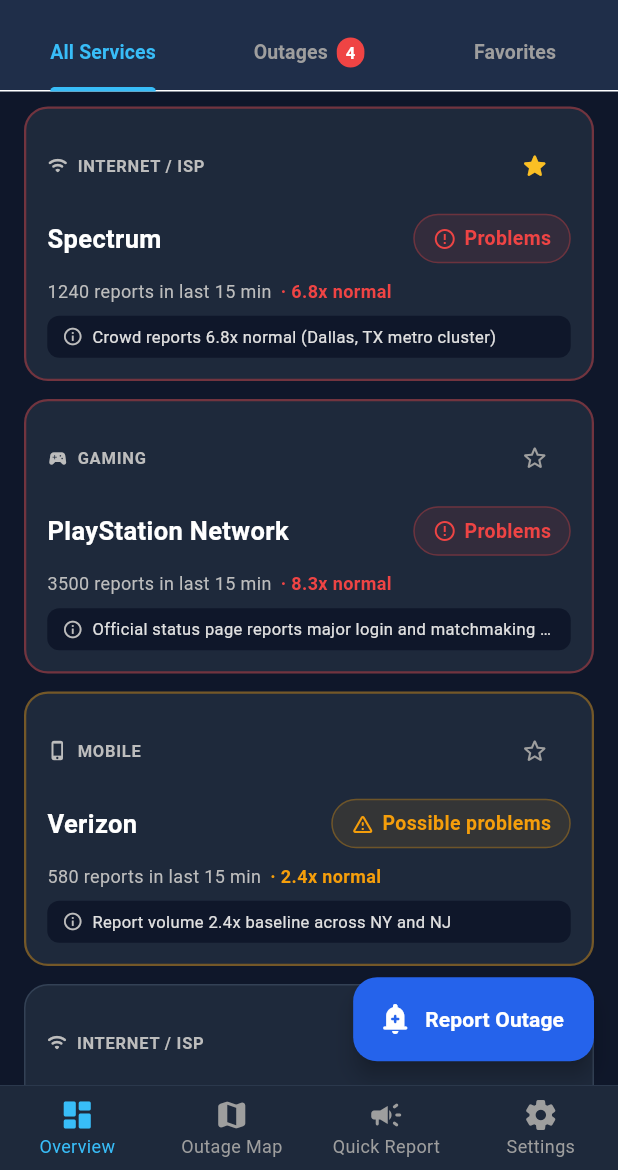
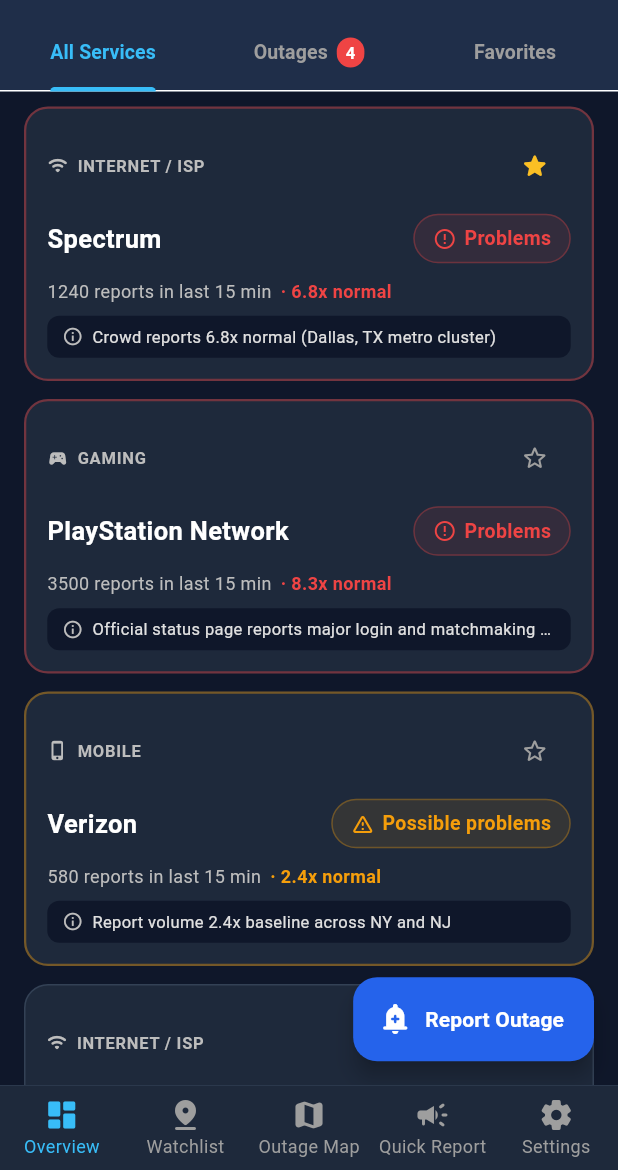
Before and after one commit to ASeanChronous/rollercoaster, a Flutter app: the screen it shows after launch, scrolled down 180 dp, after a tap on the "star border" icon, on a phone screen of 412 x 824 dp, the part 66-1236 px from its top. Run offline on Flutter 3.47's test engine with Material 3 defaults, Android fonts, the phone set to English and light mode, and no system bars; our stand-ins replace fl_chart, flutter_map, latlong2, shared_preferences; network calls fail; Roboto replaces fonts that are missing (Segoe UI).

Commit message:
Add Multi-Location Watchlist with 1-tap property switching and 5-tab iOS navigation

```diff
--- a/mobile/lib/main.dart
+++ b/mobile/lib/main.dart
@@ -4,6 +4,7 @@ import 'package:provider/provider.dart';
 import 'providers/app_state.dart';
 import 'services/storage_service.dart';
 import 'screens/home_screen.dart';
+import 'screens/watchlist_screen.dart';
 import 'screens/map_screen.dart';
 import 'screens/report_screen.dart';
 import 'screens/settings_screen.dart';
@@ -72,6 +73,7 @@ class _MainNavigationShellState extends State<MainNavigationShell> {
 
   final List<Widget> _screens = const [
     HomeScreen(),
+    WatchlistScreen(),
     MapScreen(),
     ReportScreen(),
     SettingsScreen(),
@@ -107,6 +109,10 @@ class _MainNavigationShellState extends State<MainNavigationShell> {
               label: 'Overview',
             ),
             BottomNavigationBarItem(
+              icon: Icon(Icons.pin_drop_rounded),
+              label: 'Watchlist',
+            ),
+            BottomNavigationBarItem(
               icon: Icon(Icons.map_rounded),
               label: 'Outage Map',
             ),
--- /dev/null
+++ b/mobile/lib/models/watchlist_model.dart
@@ -0,0 +1,55 @@
+import 'package:flutter/material.dart';
+
+class WatchlistLocation {
+  final String id;
+  final String label;
+  final String zip;
+  final String cityState;
+  final String iconName;
+  final String? primaryIspSlug;
+
+  WatchlistLocation({
+    required this.id,
+    required this.label,
+    required this.zip,
+    required this.cityState,
+    required this.iconName,
+    this.primaryIspSlug,
+  });
+
+  IconData get icon {
+    switch (iconName) {
+      case 'work':
+        return Icons.business_rounded;
+      case 'parents':
+        return Icons.family_restroom_rounded;
+      case 'store':
+        return Icons.storefront_rounded;
+      case 'home':
+      default:
+        return Icons.home_rounded;
+    }
+  }
+
+  factory WatchlistLocation.fromJson(Map<String, dynamic> json) {
+    return WatchlistLocation(
+      id: json['id'] as String? ?? '',
+      label: json['label'] as String? ?? 'Saved Location',
+      zip: json['zip'] as String? ?? '75001',
+      cityState: json['cityState'] as String? ?? '',
+      iconName: json['iconName'] as String? ?? 'home',
+      primaryIspSlug: json['primaryIspSlug'] as String?,
+    );
+  }
+
+  Map<String, dynamic> toJson() {
+    return {
+      'id': id,
+      'label': label,
+      'zip': zip,
+      'cityState': cityState,
+      'iconName': iconName,
+      'primaryIspSlug': primaryIspSlug,
+    };
+  }
+}
--- /dev/null
+++ b/mobile/lib/screens/watchlist_screen.dart
@@ -0,0 +1,430 @@
+import 'package:flutter/material.dart';
+import 'package:provider/provider.dart';
+import 'package:uuid/uuid.dart';
+import '../models/watchlist_model.dart';
+import '../providers/app_state.dart';
+
+class WatchlistScreen extends StatefulWidget {
+  const WatchlistScreen({super.key});
+
+  @override
+  State<WatchlistScreen> createState() => _WatchlistScreenState();
+}
+
+class _WatchlistScreenState extends State<WatchlistScreen> {
+  void _openAddLocationSheet([WatchlistLocation? existing]) {
+    final labelCtrl = TextEditingController(text: existing?.label ?? '');
+    final zipCtrl = TextEditingController(text: existing?.zip ?? '');
+    String selectedIcon = existing?.iconName ?? 'home';
+    String? selectedIsp = existing?.primaryIspSlug ?? 'spectrum';
+
+    showModalBottomSheet(
+      context: context,
+      isScrollControlled: true,
+      backgroundColor: const Color(0xFF1E293B),
+      shape: const RoundedRectangleBorder(
+        borderRadius: BorderRadius.vertical(top: Radius.circular(20)),
+      ),
+      builder: (ctx) {
+        return StatefulBuilder(
+          builder: (context, setModalState) {
+            return Padding(
+              padding: EdgeInsets.only(
+                left: 20,
+                right: 20,
+                top: 20,
+                bottom: MediaQuery.of(ctx).viewInsets.bottom + 24,
+              ),
+              child: Column(
+                mainAxisSize: MainAxisSize.min,
+                crossAxisAlignment: CrossAxisAlignment.start,
+                children: [
+                  Row(
+                    mainAxisAlignment: MainAxisAlignment.spaceBetween,
+                    children: [
+                      Text(
+                        existing != null ? 'Edit Location' : 'Add Property to Watchlist',
+                        style: const TextStyle(fontSize: 18, fontWeight: FontWeight.bold, color: Colors.white),
+                      ),
+                      IconButton(
+                        icon: const Icon(Icons.close, color: Colors.grey),
+                        onPressed: () => Navigator.pop(ctx),
+                      ),
+                    ],
+                  ),
+                  const SizedBox(height: 12),
+                  TextField(
+                    controller: labelCtrl,
+                    style: const TextStyle(color: Colors.white),
+                    decoration: InputDecoration(
+                      labelText: 'Property Label',
+                      hintText: 'e.g. Home, Downtown Office, Parents',
+                      filled: true,
+                      fillColor: const Color(0xFF0F172A),
+                      border: OutlineInputBorder(borderRadius: BorderRadius.circular(10)),
+                    ),
+                  ),
+                  const SizedBox(height: 12),
+                  TextField(
+                    controller: zipCtrl,
+                    keyboardType: TextInputType.number,
+                    maxLength: 5,
+                    style: const TextStyle(color: Colors.white),
+                    decoration: InputDecoration(
+                      labelText: '5-Digit US ZIP Code',
+                      hintText: 'e.g. 75001',
+                      filled: true,
+                      fillColor: const Color(0xFF0F172A),
+                      border: OutlineInputBorder(borderRadius: BorderRadius.circular(10)),
+                    ),
+                  ),
+                  const SizedBox(height: 8),
+                  const Text('Select Icon:', style: TextStyle(fontSize: 13, color: Colors.grey)),
+                  const SizedBox(height: 8),
+                  Row(
+                    children: [
+                      _buildIconOption('home', Icons.home_rounded, selectedIcon, (v) => setModalState(() => selectedIcon = v)),
+                      const SizedBox(width: 10),
+                      _buildIconOption('work', Icons.business_rounded, selectedIcon, (v) => setModalState(() => selectedIcon = v)),
+                      const SizedBox(width: 10),
+                      _buildIconOption('parents', Icons.family_restroom_rounded, selectedIcon, (v) => setModalState(() => selectedIcon = v)),
+                      const SizedBox(width: 10),
+                      _buildIconOption('store', Icons.storefront_rounded, selectedIcon, (v) => setModalState(() => selectedIcon = v)),
+                    ],
+                  ),
+                  const SizedBox(height: 16),
+                  const Text('Primary ISP at Location:', style: TextStyle(fontSize: 13, color: Colors.grey)),
+                  const SizedBox(height: 8),
+                  Container(
+                    padding: const EdgeInsets.symmetric(horizontal: 12),
+                    decoration: BoxDecoration(
+                      color: const Color(0xFF0F172A),
+                      borderRadius: BorderRadius.circular(10),
+                      border: Border.all(color: const Color(0xFF334155)),
+                    ),
+                    child: DropdownButtonHideUnderline(
+                      child: DropdownButton<String>(
+                        value: selectedIsp,
+                        isExpanded: true,
+                        dropdownColor: const Color(0xFF1E293B),
+                        style: const TextStyle(color: Colors.white, fontSize: 14),
+                        items: const [
+                          DropdownMenuItem(value: 'spectrum', child: Text('Spectrum')),
+                          DropdownMenuItem(value: 'xfinity', child: Text('Xfinity (Comcast)')),
+                          DropdownMenuItem(value: 'att-internet', child: Text('AT&T Internet')),
+                          DropdownMenuItem(value: 'verizon', child: Text('Verizon Fios / 5G')),
+                          DropdownMenuItem(value: 't-mobile', child: Text('T-Mobile 5G Home')),
+                        ],
+                        onChanged: (v) => setModalState(() => selectedIsp = v),
+                      ),
+                    ),
+                  ),
+                  const SizedBox(height: 20),
+                  SizedBox(
+                    width: double.infinity,
+                    height: 48,
+                    child: ElevatedButton(
+                      style: ElevatedButton.styleFrom(
+                        backgroundColor: const Color(0xFF2563EB),
+                        shape: RoundedRectangleBorder(borderRadius: BorderRadius.circular(10)),
+                      ),
+                      onPressed: () {
+                        final label = labelCtrl.text.trim();
+                        final zip = zipCtrl.text.trim();
+                        if (zip.length == 5 && label.isNotEmpty) {
+                          final loc = WatchlistLocation(
+                            id: existing?.id ?? const Uuid().v4(),
+                            label: label,
+                            zip: zip,
+                            cityState: 'ZIP $zip',
+                            iconName: selectedIcon,
+                            primaryIspSlug: selectedIsp,
+                          );
+                          final state = context.read<AppState>();
+                          state.saveWatchlistLocation(loc);
+                          Navigator.pop(ctx);
+                        }
+                      },
+                      child: const Text('Save Location', style: TextStyle(color: Colors.white, fontWeight: FontWeight.bold)),
+                    ),
+                  ),
+                ],
+              ),
+            );
+          },
+        );
+      },
+    );
+  }
+
+  Widget _buildIconOption(String id, IconData icon, String selected, ValueChanged<String> onSelect) {
+    final isSel = id == selected;
+    return InkWell(
+      onTap: () => onSelect(id),
+      child: Container(
+        padding: const EdgeInsets.all(10),
+        decoration: BoxDecoration(
+          color: isSel ? const Color(0xFF2563EB) : const Color(0xFF0F172A),
+          borderRadius: BorderRadius.circular(10),
+          border: Border.all(color: isSel ? const Color(0xFF38BDF8) : const Color(0xFF334155)),
+        ),
+        child: Icon(icon, color: isSel ? Colors.white : Colors.grey, size: 22),
+      ),
+    );
+  }
+
+  @override
+  Widget build(BuildContext context) {
+    final state = context.watch<AppState>();
+    final locations = state.watchlist;
+    final currentActiveZip = state.zip;
+
+    return Scaffold(
+      backgroundColor: const Color(0xFF0F172A),
+      appBar: AppBar(
+        backgroundColor: const Color(0xFF1E293B),
+        elevation: 0,
+        title: const Text('Location Watchlist', style: TextStyle(fontWeight: FontWeight.bold, color: Colors.white)),
+        actions: [
+          IconButton(
+            icon: const Icon(Icons.add, color: Color(0xFF38BDF8)),
+            onPressed: () => _openAddLocationSheet(),
+          ),
+        ],
+      ),
+      floatingActionButton: FloatingActionButton.extended(
+        backgroundColor: const Color(0xFF2563EB),
+        icon: const Icon(Icons.add_location_alt_rounded, color: Colors.white),
+        label: const Text('Add Location', style: TextStyle(fontWeight: FontWeight.bold, color: Colors.white)),
+        onPressed: () => _openAddLocationSheet(),
+      ),
+      body: ListView(
+        padding: const EdgeInsets.all(16),
+        children: [
+          // Banner
+          Container(
+            padding: const EdgeInsets.all(16),
+            decoration: BoxDecoration(
+              gradient: const LinearGradient(
+                colors: [Color(0xFF1E293B), Color(0xFF0F172A)],
+                begin: Alignment.topLeft,
+                end: Alignment.bottomRight,
+              ),
+              borderRadius: BorderRadius.circular(16),
+              border: Border.all(color: const Color(0xFF334155)),
+            ),
+            child: Row(
+              children: [
+                Container(
+                  padding: const EdgeInsets.all(10),
+                  decoration: BoxDecoration(
+                    color: const Color(0xFF2563EB).withValues(alpha: 0.2),
+                    shape: BoxShape.circle,
+                  ),
+                  child: const Icon(Icons.pin_drop_rounded, color: Color(0xFF38BDF8), size: 26),
+                ),
+                const SizedBox(width: 14),
+                const Expanded(
+                  child: Column(
+                    crossAxisAlignment: CrossAxisAlignment.start,
+                    children: [
+                      Text(
+                        'Multi-Property Monitoring',
+                        style: TextStyle(fontSize: 15, fontWeight: FontWeight.bold, color: Colors.white),
+                      ),
+                      SizedBox(height: 4),
+                      Text(
+                        'Track internet reliability across your home, business, and family properties at once.',
+                        style: TextStyle(fontSize: 12, color: Colors.grey),
+                      ),
+                    ],
+                  ),
+                ),
+              ],
+            ),
+          ),
+          const SizedBox(height: 20),
+
+          ...locations.map((loc) {
+            final isActive = currentActiveZip == loc.zip;
+            final isProblemArea = loc.zip == '75001'; // Spectrum Dallas cluster
+
+            return Container(
+              margin: const EdgeInsets.only(bottom: 12),
+              decoration: BoxDecoration(
+                color: const Color(0xFF1E293B),
+                borderRadius: BorderRadius.circular(16),
+                border: Border.all(
+                  color: isActive
+                      ? const Color(0xFF38BDF8)
+                      : isProblemArea
+                          ? const Color(0xFFEF4444).withValues(alpha: 0.6)
+                          : const Color(0xFF334155),
+                  width: isActive ? 2.0 : 1.0,
+                ),
+              ),
+              child: Padding(
+                padding: const EdgeInsets.all(16),
+                child: Column(
+                  crossAxisAlignment: CrossAxisAlignment.start,
+                  children: [
+                    Row(
+                      mainAxisAlignment: MainAxisAlignment.spaceBetween,
+                      children: [
+                        Row(
+                          children: [
+                            Container(
+                              padding: const EdgeInsets.all(8),
+                              decoration: BoxDecoration(
+                                color: const Color(0xFF0F172A),
+                                borderRadius: BorderRadius.circular(10),
+                              ),
+                              child: Icon(loc.icon, color: const Color(0xFF38BDF8), size: 22),
+                            ),
+                            const SizedBox(width: 12),
+                            Column(
+                              crossAxisAlignment: CrossAxisAlignment.start,
+                              children: [
+                                Row(
+                                  children: [
+                                    Text(
+                                      loc.label,
+                                      style: const TextStyle(
+                                        fontSize: 16,
+                                        fontWeight: FontWeight.bold,
+                                        color: Colors.white,
+                                      ),
+                                    ),
+                                    if (isActive) ...[
+                                      const SizedBox(width: 8),
+                                      Container(
+                                        padding: const EdgeInsets.symmetric(horizontal: 6, vertical: 2),
+                                        decoration: BoxDecoration(
+                                          color: const Color(0xFF2563EB),
+                                          borderRadius: BorderRadius.circular(6),
+                                        ),
+                                        child: const Text('ACTIVE', style: TextStyle(fontSize: 9, fontWeight: FontWeight.bold, color: Colors.white)),
+                                      ),
+                                    ],
+                                  ],
+                                ),
+                                Text(
+                                  'ZIP ${loc.zip} (${loc.cityState})',
+                                  style: const TextStyle(fontSize: 12, color: Colors.grey),
+                                ),
+                              ],
+                            ),
+                          ],
+                        ),
+                        PopupMenuButton<String>(
+                          icon: const Icon(Icons.more_vert, color: Colors.grey),
+                          color: const Color(0xFF1E293B),
+                          onSelected: (val) {
+                            if (val == 'edit') {
+                              _openAddLocationSheet(loc);
+                            } else if (val == 'delete') {
+                              state.deleteWatchlistLocation(loc.id);
+                            }
+                          },
+                          itemBuilder: (_) => [
+                            const PopupMenuItem(value: 'edit', child: Text('Edit', style: TextStyle(color: Colors.white))),
+                            const PopupMenuItem(value: 'delete', child: Text('Delete', style: TextStyle(color: Color(0xFFEF4444)))),
+                          ],
+                        ),
+                      ],
+                    ),
+                    const Divider(color: Color(0xFF334155), height: 24),
+
+                    // Health row
+                    Row(
+                      mainAxisAlignment: MainAxisAlignment.spaceBetween,
+                      children: [
+                        Column(
+                          crossAxisAlignment: CrossAxisAlignment.start,
+                          children: [
+                            Text('Primary Provider:', style: TextStyle(fontSize: 11, color: Colors.grey[400])),
+                            const SizedBox(height: 2),
+                            Text(
+                              loc.primaryIspSlug?.toUpperCase() ?? 'BROADBAND',
+                              style: const TextStyle(fontWeight: FontWeight.bold, color: Colors.white, fontSize: 13),
+                            ),
+                          ],
+                        ),
+                        Container(
+                          padding: const EdgeInsets.symmetric(horizontal: 10, vertical: 4),
+                          decoration: BoxDecoration(
+                            color: isProblemArea
+                                ? const Color(0x26EF4444)
+                                : const Color(0x2610B981),
+                            borderRadius: BorderRadius.circular(20),
+                            border: Border.all(
+                              color: isProblemArea
+                                  ? const Color(0xFFEF4444)
+                                  : const Color(0xFF10B981),
+                            ),
+                          ),
+                          child: Row(
+                            children: [
+                              Icon(
+                                isProblemArea ? Icons.error_outline : Icons.check_circle_outline,
+                                size: 14,
+                                color: isProblemArea ? const Color(0xFFEF4444) : const Color(0xFF10B981),
+                              ),
+                              const SizedBox(width: 4),
+                              Text(
+                                isProblemArea ? 'Disruptions Reported' : 'No Problems',
+                                style: TextStyle(
+                                  color: isProblemArea ? const Color(0xFFEF4444) : const Color(0xFF10B981),
+                                  fontSize: 11,
+                                  fontWeight: FontWeight.bold,
+                                ),
+                              ),
+                            ],
+                          ),
+                        ),
+                      ],
+                    ),
+                    const SizedBox(height: 14),
+
+                    // Action: Apply as active ZIP
+                    SizedBox(
+                      width: double.infinity,
+                      child: OutlinedButton.icon(
+                        style: OutlinedButton.styleFrom(
+                          side: BorderSide(color: isActive ? const Color(0xFF38BDF8) : const Color(0xFF334155)),
+                          shape: RoundedRectangleBorder(borderRadius: BorderRadius.circular(10)),
+                        ),
+                        icon: Icon(
+                          isActive ? Icons.check : Icons.filter_alt_outlined,
+                          size: 16,
+                          color: isActive ? const Color(0xFF38BDF8) : Colors.white,
+                        ),
+                        label: Text(
+                          isActive ? 'Currently Active Scope' : 'Filter App to this Location',
+                          style: TextStyle(
+                            color: isActive ? const Color(0xFF38BDF8) : Colors.white,
+                            fontSize: 13,
+                            fontWeight: FontWeight.bold,
+                          ),
+                        ),
+                        onPressed: isActive
+                            ? null
+                            : () {
+                                state.setZip(loc.zip);
+                                ScaffoldMessenger.of(context).showSnackBar(
+                                  SnackBar(content: Text('Switched active location to ${loc.label} (${loc.zip})')),
+                                );
+                              },
+                      ),
+                    ),
+                  ],
+                ),
+              ),
+            );
+          }),
+          const SizedBox(height: 80),
+        ],
+      ),
+    );
+  }
+}
--- a/mobile/lib/services/storage_service.dart
+++ b/mobile/lib/services/storage_service.dart
@@ -1,5 +1,7 @@
+import 'dart:convert';
 import 'package:shared_preferences/shared_preferences.dart';
 import 'package:uuid/uuid.dart';
+import '../models/watchlist_model.dart';
 
 class StorageService {
   static const String _keyBaseUrl = 'api_base_url';
@@ -7,6 +9,7 @@ class StorageService {
   static const String _keyZip = 'saved_zip';
   static const String _keyState = 'saved_state';
   static const String _keyFavorites = 'favorite_services';
+  static const String _keyWatchlist = 'watchlist_locations';
 
   late SharedPreferences _prefs;
 
@@ -54,4 +57,54 @@ class StorageService {
   }
 
   bool isFavorite(String slug) => favorites.contains(slug);
+
+  List<WatchlistLocation> get watchlist {
+    final raw = _prefs.getStringList(_keyWatchlist);
+    if (raw == null || raw.isEmpty) {
+      // Default pre-seeded watchlist
+      return [
+        WatchlistLocation(
+          id: 'home',
+          label: 'Home',
+          zip: '75001',
+          cityState: 'Dallas, TX',
+          iconName: 'home',
+          primaryIspSlug: 'spectrum',
+        ),
+        WatchlistLocation(
+          id: 'office',
+          label: 'Downtown Office',
+          zip: '10001',
+          cityState: 'New York, NY',
+          iconName: 'work',
+          primaryIspSlug: 'verizon',
+        ),
+      ];
+    }
+    return raw
+        .map((str) => WatchlistLocation.fromJson(json.decode(str) as Map<String, dynamic>))
+        .toList();
+  }
+
+  Future<void> saveWatchlistLocation(WatchlistLocation location) async {
+    final list = watchlist;
+    final index = list.indexWhere((l) => l.id == location.id);
+    if (index >= 0) {
+      list[index] = location;
+    } else {
+      list.add(location);
+    }
+    await _saveWatchlistList(list);
+  }
+
+  Future<void> deleteWatchlistLocation(String id) async {
+    final list = watchlist;
+    list.removeWhere((l) => l.id == id);
+    await _saveWatchlistList(list);
+  }
+
+  Future<void> _saveWatchlistList(List<WatchlistLocation> list) async {
+    final strings = list.map((l) => json.encode(l.toJson())).toList();
+    await _prefs.setStringList(_keyWatchlist, strings);
+  }
 }
```
Also changed, not shown: mobile/lib/providers/app_state.dart (+13 -0 lines), mobile/lib/widgets/location_bar.dart (+32 -1 lines), 1 other file.
